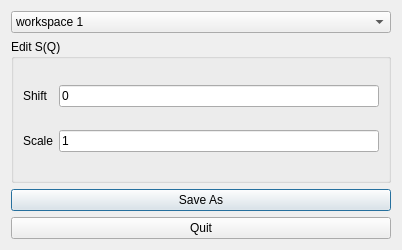
Qt form designer/ui_editSq.ui (neutrons/addie) before a commit.
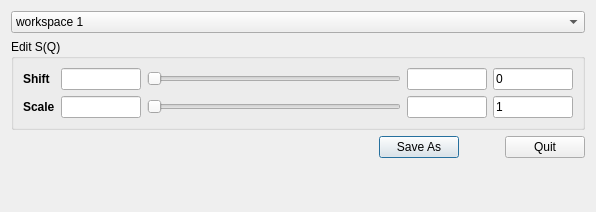
The same form after that commit.

Commit message: Refs 85. Modified UI of SofQ editor.

What changed in the file:
```diff
--- a/designer/ui_editSq.ui
+++ b/designer/ui_editSq.ui
@@ -6,8 +6,8 @@
    <rect>
     <x>0</x>
     <y>0</y>
-    <width>402</width>
-    <height>250</height>
+    <width>596</width>
+    <height>212</height>
    </rect>
   </property>
   <property name="windowTitle">
@@ -36,6 +36,12 @@
      <layout class="QGridLayout" name="gridLayout">
       <item row="1" column="0">
        <widget class="QLabel" name="label_2">
+        <property name="font">
+         <font>
+          <weight>75</weight>
+          <bold>true</bold>
+         </font>
+        </property>
         <property name="text">
          <string>Scale</string>
         </property>
@@ -43,6 +49,12 @@
       </item>
       <item row="1" column="2">
        <widget class="QLineEdit" name="lineEdit_scaleFactor">
+        <property name="maximumSize">
+         <size>
+          <width>80</width>
+          <height>16777215</height>
+         </size>
+        </property>
         <property name="text">
          <string>1</string>
         </property>
@@ -50,6 +62,12 @@
       </item>
       <item row="0" column="0">
        <widget class="QLabel" name="label">
+        <property name="font">
+         <font>
+          <weight>75</weight>
+          <bold>true</bold>
+         </font>
+        </property>
         <property name="text">
          <string>Shift</string>
         </property>
@@ -57,27 +75,171 @@
       </item>
       <item row="0" column="2">
        <widget class="QLineEdit" name="lineEdit_shift">
+        <property name="sizePolicy">
+         <sizepolicy hsizetype="Preferred" vsizetype="Fixed">
+          <horstretch>0</horstretch>
+          <verstretch>0</verstretch>
+         </sizepolicy>
+        </property>
+        <property name="maximumSize">
+         <size>
+          <width>80</width>
+          <height>16777215</height>
+         </size>
+        </property>
         <property name="text">
          <string>0</string>
         </property>
        </widget>
       </item>
+      <item row="0" column="1">
+       <layout class="QHBoxLayout" name="horizontalLayout">
+        <item>
+         <widget class="QLineEdit" name="lineEdit_shiftMin">
+          <property name="sizePolicy">
+           <sizepolicy hsizetype="Preferred" vsizetype="Fixed">
+            <horstretch>0</horstretch>
+            <verstretch>0</verstretch>
+           </sizepolicy>
+          </property>
+          <property name="maximumSize">
+           <size>
+            <width>80</width>
+            <height>80</height>
+           </size>
+          </property>
+         </widget>
+        </item>
+        <item>
+         <widget class="QSlider" name="horizontalSlider_shift">
+          <property name="orientation">
+           <enum>Qt::Horizontal</enum>
+          </property>
+         </widget>
+        </item>
+        <item>
+         <widget class="QLineEdit" name="lineEdit_shiftMax">
+          <property name="sizePolicy">
+           <sizepolicy hsizetype="Preferred" vsizetype="Fixed">
+            <horstretch>0</horstretch>
+            <verstretch>0</verstretch>
+           </sizepolicy>
+          </property>
+          <property name="maximumSize">
+           <size>
+            <width>80</width>
+            <height>80</height>
+           </size>
+          </property>
+         </widget>
+        </item>
+       </layout>
+      </item>
+      <item row="1" column="1">
+       <layout class="QHBoxLayout" name="horizontalLayout_2">
+        <item>
+         <widget class="QLineEdit" name="lineEdit_scaleMin">
+          <property name="sizePolicy">
+           <sizepolicy hsizetype="Preferred" vsizetype="Fixed">
+            <horstretch>0</horstretch>
+            <verstretch>0</verstretch>
+           </sizepolicy>
+          </property>
+          <property name="maximumSize">
+           <size>
+            <width>80</width>
+            <height>80</height>
+           </size>
+          </property>
+         </widget>
+        </item>
+        <item>
+         <widget class="QSlider" name="horizontalSlider_scale">
+          <property name="orientation">
+           <enum>Qt::Horizontal</enum>
+          </property>
+         </widget>
+        </item>
+        <item>
+         <widget class="QLineEdit" name="lineEdit_scaleMax">
+          <property name="sizePolicy">
+           <sizepolicy hsizetype="Preferred" vsizetype="Fixed">
+            <horstretch>0</horstretch>
+            <verstretch>0</verstretch>
+           </sizepolicy>
+          </property>
+          <property name="maximumSize">
+           <size>
+            <width>80</width>
+            <height>80</height>
+           </size>
+          </property>
+         </widget>
+        </item>
+       </layout>
+      </item>
      </layout>
     </widget>
    </item>
    <item>
-    <widget class="QPushButton" name="pushButton_saveNewSq">
-     <property name="text">
-      <string>Save As</string>
-     </property>
-    </widget>
+    <layout class="QHBoxLayout" name="horizontalLayout_3">
+     <item>
+      <spacer name="horizontalSpacer_2">
+       <property name="orientation">
+        <enum>Qt::Horizontal</enum>
+       </property>
+       <property name="sizeHint" stdset="0">
+        <size>
+         <width>40</width>
+         <height>20</height>
+        </size>
+       </property>
+      </spacer>
+     </item>
+     <item>
+      <widget class="QPushButton" name="pushButton_saveNewSq">
+       <property name="text">
+        <string>Save As</string>
+       </property>
+      </widget>
+     </item>
+     <item>
+      <spacer name="horizontalSpacer">
+       <property name="orientation">
+        <enum>Qt::Horizontal</enum>
+       </property>
+       <property name="sizeType">
+        <enum>QSizePolicy::Preferred</enum>
+       </property>
+       <property name="sizeHint" stdset="0">
+        <size>
+         <width>40</width>
+         <height>20</height>
+        </size>
+       </property>
+      </spacer>
+     </item>
+     <item>
+      <widget class="QPushButton" name="pushButton_quit">
+       <property name="text">
+        <string>Quit</string>
+       </property>
+      </widget>
+     </item>
+    </layout>
    </item>
    <item>
-    <widget class="QPushButton" name="pushButton_quit">
-     <property name="text">
-      <string>Quit</string>
+    <spacer name="verticalSpacer">
+     <property name="orientation">
+      <enum>Qt::Vertical</enum>
      </property>
-    </widget>
+     <property name="sizeHint" stdset="0">
+      <size>
+       <width>20</width>
+       <height>40</height>
+      </size>
+     </property>
+    </spacer>
    </item>
   </layout>
  </widget>
```
